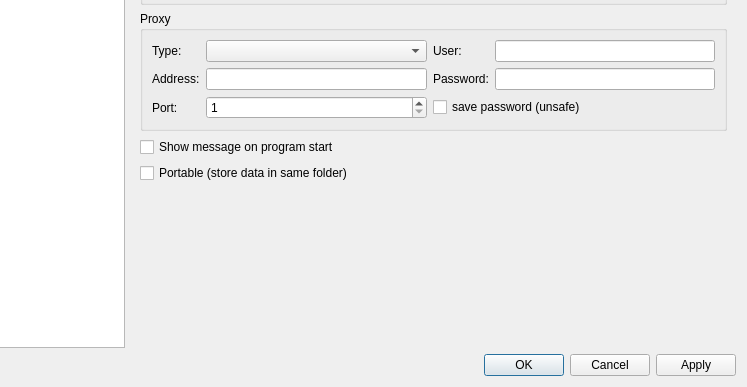
The window that src/settingseditor.ui (OneMoreGres/ScreenTranslator) describes before a commit, drawn with Qt 5; both pictures show x 142 to 889 and y 162 to 549 of the 889 by 549 pixel window.
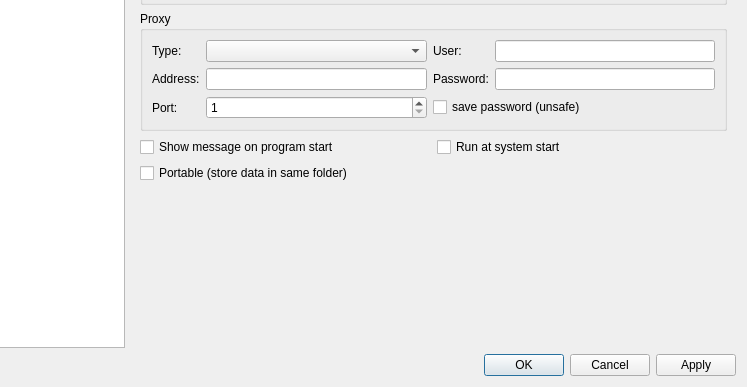
The same window after the commit. Custom widgets are drawn as their Qt base class.

Patch:
```diff
--- a/src/settingseditor.ui
+++ b/src/settingseditor.ui
@@ -49,8 +49,8 @@
       <number>0</number>
      </property>
      <widget class="QWidget" name="pageGeneral">
-      <layout class="QVBoxLayout" name="verticalLayout">
-       <item>
+      <layout class="QGridLayout" name="gridLayout_11">
+       <item row="0" column="0" colspan="2">
         <widget class="QGroupBox" name="groupBox">
          <property name="title">
           <string>Shortcuts</string>
@@ -99,7 +99,7 @@
          </layout>
         </widget>
        </item>
-       <item>
+       <item row="1" column="0" colspan="2">
         <widget class="QGroupBox" name="groupBox_2">
          <property name="title">
           <string>Proxy</string>
@@ -172,21 +172,28 @@
          </layout>
         </widget>
        </item>
-       <item>
+       <item row="2" column="0">
         <widget class="QCheckBox" name="showOnStart">
          <property name="text">
           <string>Show message on program start</string>
          </property>
         </widget>
        </item>
-       <item>
+       <item row="2" column="1">
+        <widget class="QCheckBox" name="runAtSystemStart">
+         <property name="text">
+          <string>Run at system start</string>
+         </property>
+        </widget>
+       </item>
+       <item row="3" column="0">
         <widget class="QCheckBox" name="portable">
          <property name="text">
           <string>Portable (store data in same folder)</string>
          </property>
         </widget>
        </item>
-       <item>
+       <item row="4" column="1">
         <spacer name="verticalSpacer_4">
          <property name="orientation">
           <enum>Qt::Vertical</enum>
```
